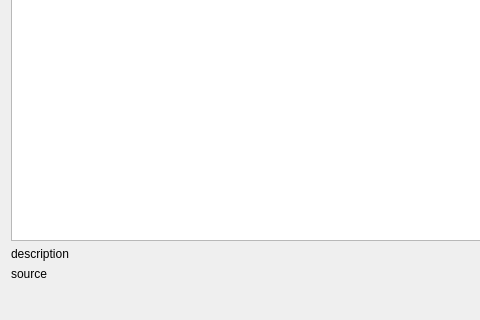
Before: the Qt Designer form testwindowform.ui in Furiiis/QuizConstructorApp, drawn with Qt 5; both pictures show x 0 to 480 and y 391 to 711 of the 833 by 711 pixel window.
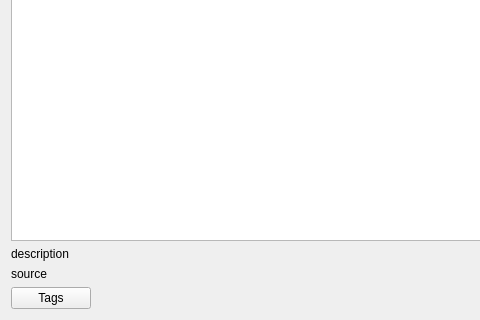
After: the same form once the commit is applied.

What changed in the file:
```diff
--- a/testwindowform.ui
+++ b/testwindowform.ui
@@ -121,6 +121,13 @@
        <property name="rightMargin">
         <number>0</number>
        </property>
+       <item>
+        <widget class="QPushButton" name="tagsPushButton">
+         <property name="text">
+          <string>Tags</string>
+         </property>
+        </widget>
+       </item>
        <item>
         <spacer name="horizontalSpacer">
          <property name="orientation">
```
Left out of the diff: 8 changed lines with no effect on the pictures.
